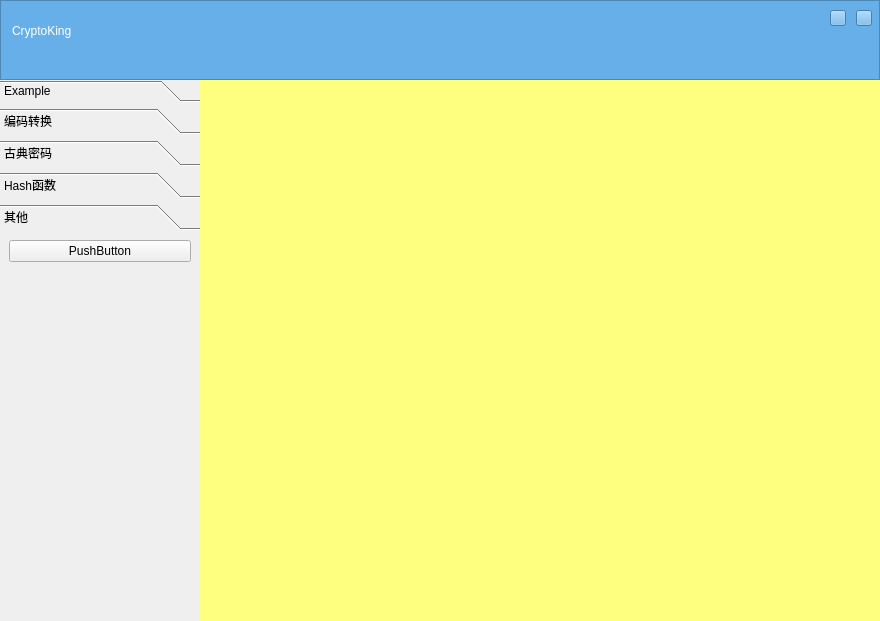
Old version of the form ui/Forms/MainForm.ui in the repository tanyiqu/CryptoKing.
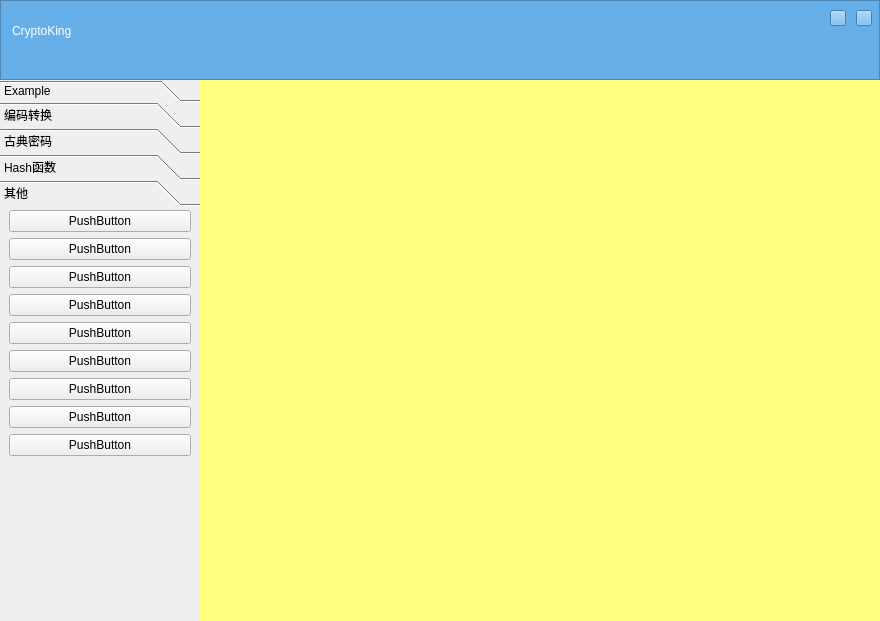
New version of the form. The open tabs and pages were chosen to show the change.

Commit message: 微调菜单的样式

```diff
--- a/ui/Forms/MainForm.ui
+++ b/ui/Forms/MainForm.ui
@@ -206,7 +206,10 @@
 
 </string>
            </property>
-           <property name="currentIndex">
+           <property name="frameShape">
+            <enum>QFrame::NoFrame</enum>
+           </property>
+           <property name="tabSpacing">
             <number>0</number>
            </property>
            <widget class="QWidget" name="tab">
@@ -423,8 +426,8 @@
              <rect>
               <x>0</x>
               <y>0</y>
-              <width>198</width>
-              <height>309</height>
+              <width>183</width>
+              <height>413</height>
              </rect>
             </property>
             <attribute name="label">
@@ -444,6 +447,62 @@
                </property>
               </widget>
              </item>
+             <item>
+              <widget class="QPushButton" name="pushButton_9">
+               <property name="text">
+                <string>PushButton</string>
+               </property>
+              </widget>
+             </item>
+             <item>
+              <widget class="QPushButton" name="pushButton_10">
+               <property name="text">
+                <string>PushButton</string>
+               </property>
+              </widget>
+             </item>
+             <item>
+              <widget class="QPushButton" name="pushButton_4">
+               <property name="text">
+                <string>PushButton</string>
+               </property>
+              </widget>
+             </item>
+             <item>
+              <widget class="QPushButton" name="pushButton_8">
+               <property name="text">
+                <string>PushButton</string>
+               </property>
+              </widget>
+             </item>
+             <item>
+              <widget class="QPushButton" name="pushButton_7">
+               <property name="text">
+                <string>PushButton</string>
+               </property>
+              </widget>
+             </item>
+             <item>
+              <widget class="QPushButton" name="pushButton_5">
+               <property name="text">
+                <string>PushButton</string>
+               </property>
+              </widget>
+             </item>
+             <item>
+              <widget class="QPushButton" name="pushButton_3">
+               <property name="text">
+                <string>PushButton</string>
+               </property>
+              </widget>
+             </item>
+             <item>
+              <widget class="QPushButton" name="pushButton_2">
+               <property name="text">
+                <string>PushButton</string>
+               </property>
+              </widget>
+             </item>
              <item>
               <spacer name="verticalSpacer_3">
                <property name="orientation">
```
Left out of the diff: 29 changed lines with no effect on the pictures. The commit also changes 1 other file.
